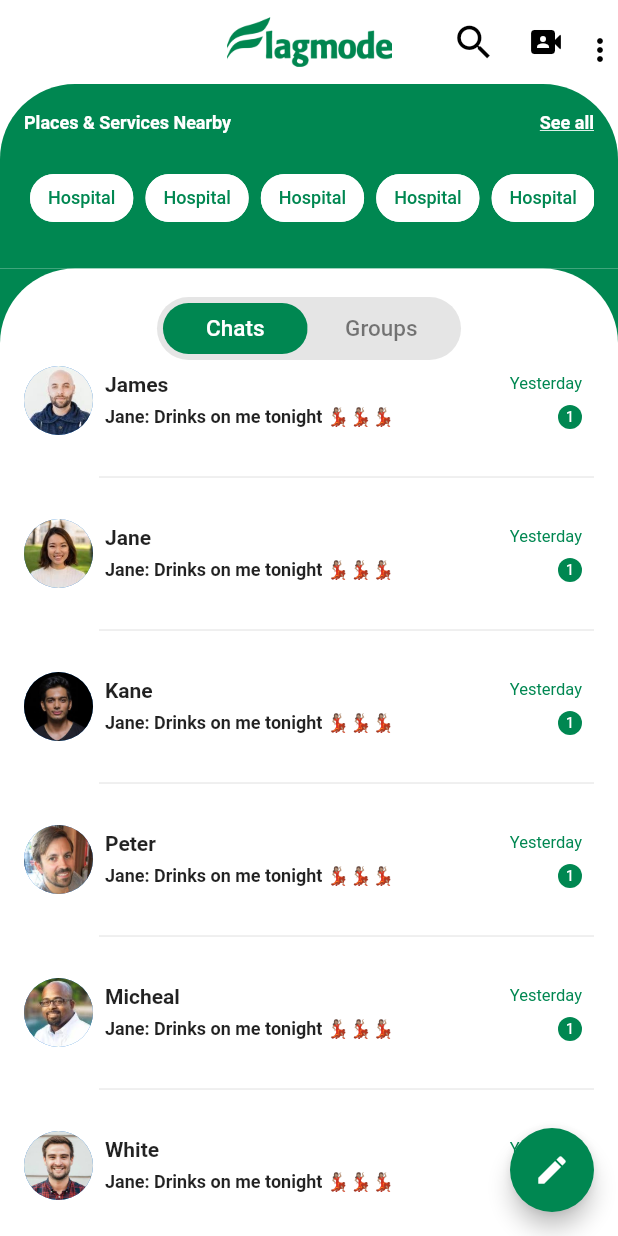
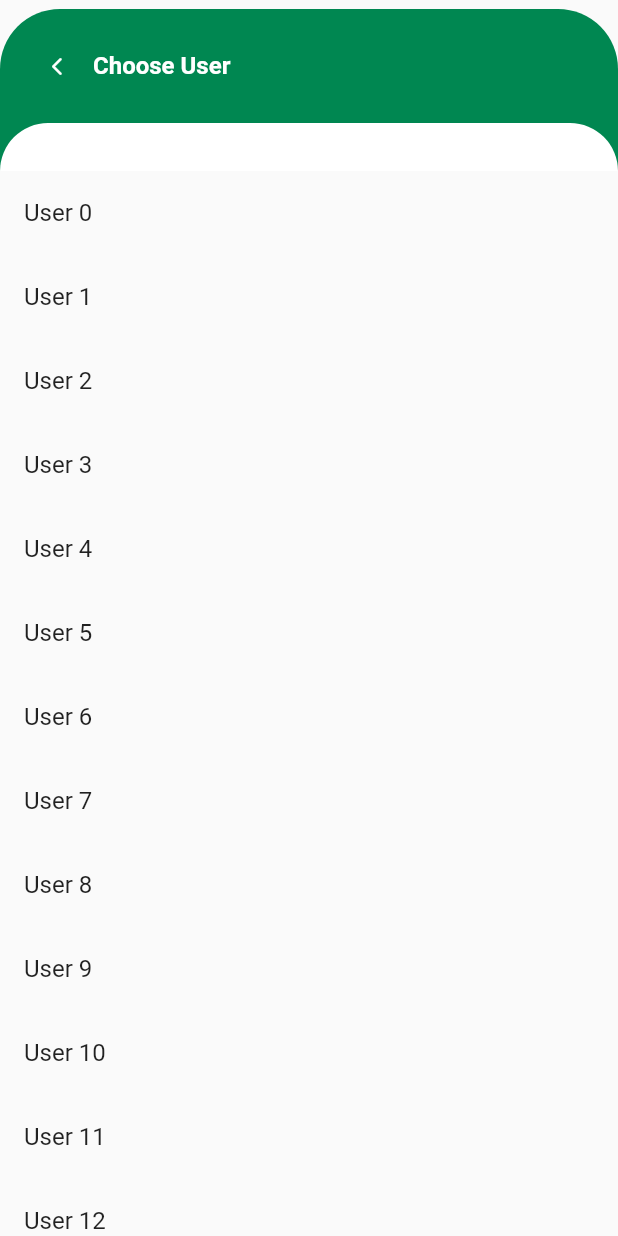
Before and after one commit to ologunB/test_isaac, a Flutter app: the ChatScreen screen opened directly, after a tap on the "create" icon, on a phone screen of 412 x 824 dp. Run offline on Flutter 3.47's test engine with Material 2 defaults, Android fonts, the phone set to English and light mode, and no system bars; our stand-ins replace another_flushbar, chat_bubbles, cloud_firestore, dotted_border, file_picker, firebase_auth and 2 more; missing offline and left inert: keyboard_attachable; accounts and stored records are empty.

Commit message:
Code Refactoring

```diff
--- a/lib/main.dart
+++ b/lib/main.dart
@@ -1,4 +1,3 @@
-import 'package:firebase_core/firebase_core.dart';
 import 'package:firebase_core/firebase_core.dart';
 import 'package:flagmodeapp12/screens/auth/splash.dart';
 import 'package:flagmodeapp12/widgets/local_storage.dart';
--- a/lib/screens/auth/forget_password_screen.dart
+++ b/lib/screens/auth/forget_password_screen.dart
@@ -56,8 +56,9 @@ class _ForgetPasswordState extends State<ForgetPassword> {
             ),
             ElevatedButton.icon(
               style: ElevatedButton.styleFrom(
-                  minimumSize: Size.fromHeight(50),
-                  backgroundColor: AppColors.primaryColor),
+                minimumSize: Size.fromHeight(50),
+                // backgroundColor: AppColors.primaryColor,
+              ),
               icon: Icon(
                 Icons.email_outlined,
               ),
--- a/lib/screens/auth/login_screen.dart
+++ b/lib/screens/auth/login_screen.dart
@@ -2,7 +2,6 @@ import 'package:cloud_firestore/cloud_firestore.dart';
 import 'package:firebase_auth/firebase_auth.dart';
 import 'package:flagmodeapp12/screens/auth/signup_screen.dart';
 import 'package:flagmodeapp12/screens/home/chat_screen.dart';
-import 'package:flagmodeapp12/widgets/custom_button.dart';
 import 'package:flagmodeapp12/widgets/local_storage.dart';
 import 'package:flutter/cupertino.dart';
 import 'package:flutter/material.dart';
@@ -21,7 +20,6 @@ class LoginScreen extends StatefulWidget {
 class _LoginScreenState extends State<LoginScreen> {
   bool _obscureText = true;
 
-  static String id = 'foget-password';
   @override
   Widget build(BuildContext context) {
     return Scaffold(
--- a/lib/screens/home/chat_screen.dart
+++ b/lib/screens/home/chat_screen.dart
@@ -1,6 +1,4 @@
 import 'package:firebase_auth/firebase_auth.dart';
-import 'package:flagmodeapp12/screens/auth/BusinessDetails.dart';
-import 'package:flagmodeapp12/screens/auth/myprofile.dart';
 import 'package:flagmodeapp12/screens/auth/settings.dart';
 import 'package:flagmodeapp12/screens/auth/splash.dart';
 import 'package:flagmodeapp12/styles/colors.dart';
@@ -8,6 +6,8 @@ import 'package:flagmodeapp12/widgets/chats_page.dart';
 import 'package:flagmodeapp12/widgets/groups_page.dart';
 import 'package:flutter/cupertino.dart';
 import 'package:flutter/material.dart';
+
+import 'choose_user_screen.dart';
 
 class ChatScreen extends StatefulWidget {
   const ChatScreen({Key? key}) : super(key: key);
@@ -28,7 +28,10 @@ class _ChatScreenState extends State<ChatScreen> {
           Icons.create,
           color: Colors.white,
         ),
-        onPressed: () {},
+        onPressed: () {
+          Navigator.push(context,
+              MaterialPageRoute(builder: (_) => const ChooseUserScreen()));
+        },
       ),
       backgroundColor: AppColors.primaryColor,
       appBar: AppBar(
--- /dev/null
+++ b/lib/screens/home/choose_user_screen.dart
@@ -0,0 +1,98 @@
+import 'package:flagmodeapp12/screens/home/chat_details_page.dart';
+import 'package:flutter/material.dart';
+
+import '../../styles/colors.dart';
+
+class ChooseUserScreen extends StatefulWidget {
+  const ChooseUserScreen({Key? key}) : super(key: key);
+
+  @override
+  State<ChooseUserScreen> createState() => _ChooseUserScreenState();
+}
+
+class _ChooseUserScreenState extends State<ChooseUserScreen> {
+  @override
+  Widget build(BuildContext context) {
+    return Scaffold(
+      body: Column(children: [
+        const SafeArea(
+          child: SizedBox(height: 6),
+        ),
+        IntrinsicHeight(
+          child: Container(
+            decoration: BoxDecoration(
+              color: AppColors.primaryColor,
+              borderRadius: const BorderRadius.only(
+                topLeft: Radius.circular(40),
+                topRight: Radius.circular(40),
+              ),
+            ),
+            child: Padding(
+              padding: const EdgeInsets.all(14.0),
+              child: Row(
+                children: [
+                  IconButton(
+                    onPressed: () {
+                      Navigator.pop(context);
+                    },
+                    icon: Icon(
+                      Icons.arrow_back_ios_new_rounded,
+                      size: 14,
+                      color: AppColors.white,
+                    ),
+                  ),
+                  Text(
+                    'Choose User',
+                    style: TextStyle(
+                      color: Colors.white,
+                      fontSize: 16,
+                      fontWeight: FontWeight.bold,
+                    ),
+                  ),
+                ],
+              ),
+            ),
+          ),
+        ),
+        Container(
+          color: AppColors.primaryColor,
+          child: Container(
+            padding: const EdgeInsets.all(16),
+            decoration: BoxDecoration(
+              color: AppColors.white,
+              borderRadius: const BorderRadius.only(
+                  topLeft: Radius.circular(40), topRight: Radius.circular(40)),
+            ),
+          ),
+        ),
+        Expanded(
+          child: GestureDetector(
+            onTap: () {
+              FocusScope.of(context).requestFocus(
+                new FocusNode(),
+              );
+            },
+            child: ListView.builder(
+              itemCount: 18,
+              shrinkWrap: true,
+              padding: EdgeInsets.zero,
+              itemBuilder: (context, i) {
+                return ListTile(
+                  title: Text('User $i'),
+                  onTap: () {
+                    Navigator.pushReplacement(
+                      context,
+                      MaterialPageRoute(
+                        builder: (_) => ChatDetailScreen(index: 1),
+                      ),
+                    );
+                  },
+                );
+              },
+            ),
+          ),
+        ),
+      ]),
+    );
+  }
+}
--- a/lib/widgets/chat_textfield.dart
+++ b/lib/widgets/chat_textfield.dart
@@ -1,4 +1,3 @@
-import 'package:flagmodeapp12/widgets/utils.dart';
 import 'package:flutter/material.dart';
 
 class ChatTextField extends StatefulWidget {
--- a/lib/widgets/chats_page.dart
+++ b/lib/widgets/chats_page.dart
@@ -1,6 +1,6 @@
 import 'package:flagmodeapp12/models/message_model.dart';
 import 'package:flagmodeapp12/styles/colors.dart';
-import 'package:flagmodeapp12/widgets/james_page.dart';
+import 'package:flagmodeapp12/screens/home/chat_details_page.dart';
 import 'package:flutter/material.dart';
 
 class Chatspage extends StatefulWidget {
@@ -37,7 +37,7 @@ class _ChatspageState extends State<Chatspage> {
                     Navigator.push(
                       context,
                       MaterialPageRoute(builder: (context) {
-                        return jamesPage(
+                        return ChatDetailScreen(
                           index: index,
                         );
                       }),
--- a/lib/widgets/groups_page.dart
+++ b/lib/widgets/groups_page.dart
@@ -1,7 +1,4 @@
-import 'package:flagmodeapp12/models/message_model.dart';
-import 'package:flagmodeapp12/styles/colors.dart';
 import 'package:flutter/material.dart';
-import 'package:flutter_staggered_grid_view/flutter_staggered_grid_view.dart';
 
 class GroupsPage extends StatefulWidget {
   const GroupsPage({Key? key}) : super(key: key);
```
Also changed, not shown: analysis_options.yaml (deleted, +0 -29 lines), lib/screens/auth/signup_screen.dart (+23 -6 lines), lib/screens/auth/splash.dart (+5 -2 lines), lib/screens/home/chat_details_page.dart (renamed from lib/widgets/james_page.dart, +5 -8 lines), pubspec.lock, 6 other files.
